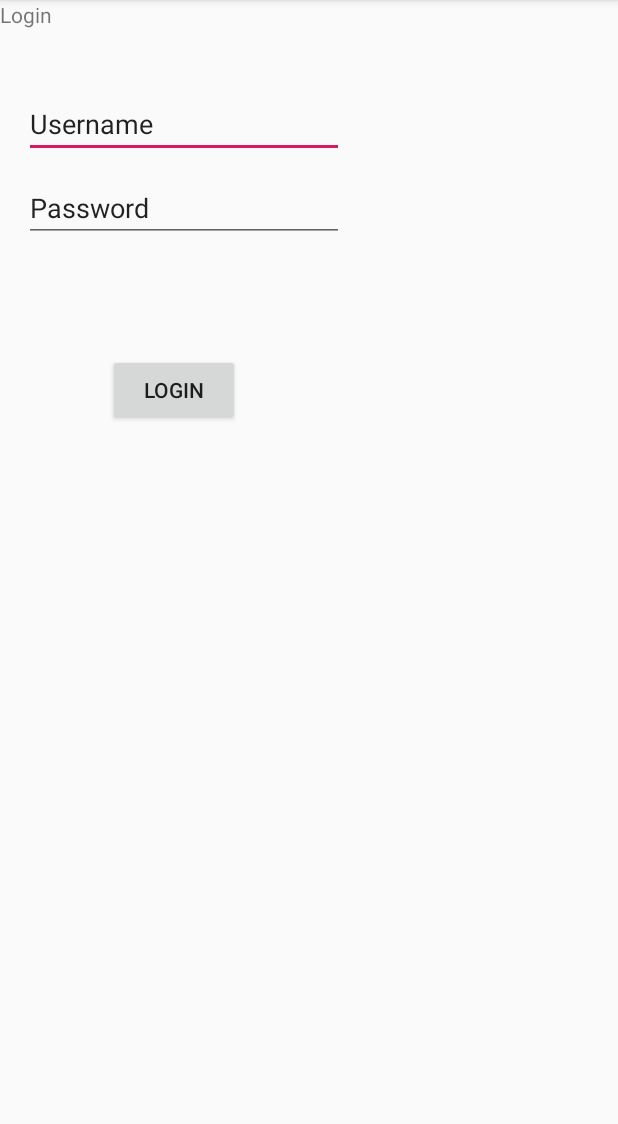
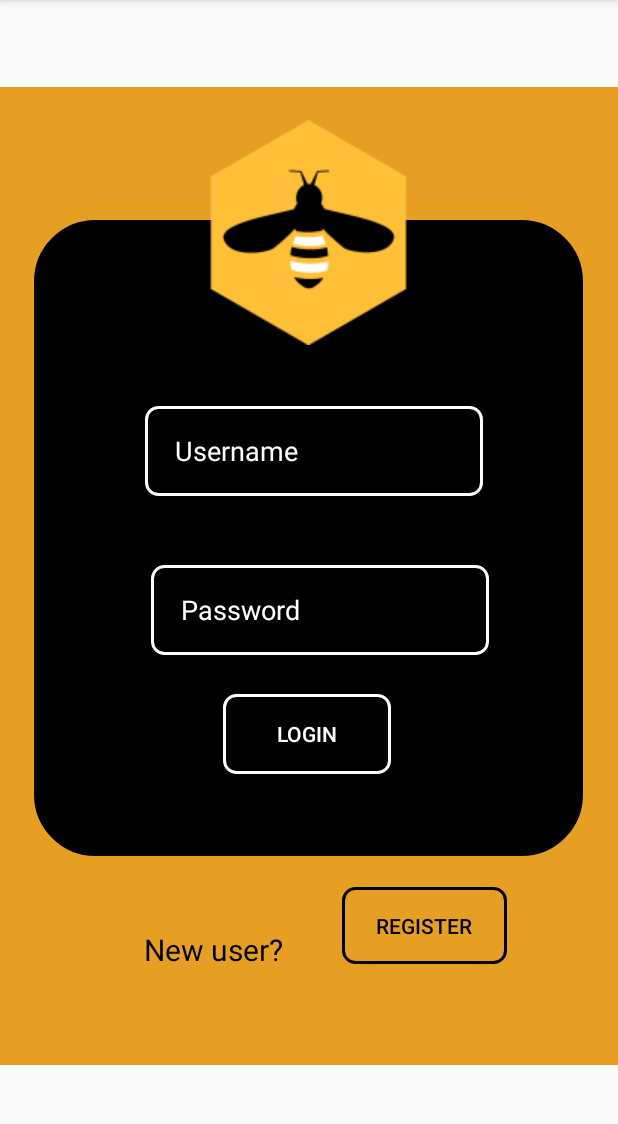
Before and after one commit to MarcFelip/ProjecteApp, an Android app: the Login screen opened directly, with no data from a screen before it, on a phone screen of 412 x 824 dp, the part 84-1208 px from its top. Run offline under Robolectric (Android 15) with nearby library versions, the phone set to English and light mode, and no system bars.

Commit message:
layout login

```diff
--- /dev/null
+++ b/BeeNote/app/src/main/res/drawable/btn_redondo_black.xml
@@ -0,0 +1,5 @@
+<?xml version="1.0" encoding="utf-8"?> <shape xmlns:android="http://schemas.android.com/apk/res/android" android:shape="rectangle">
+    <solid android:color="@android:color/transparent"/>
+    <corners android:radius="12px"/>
+    <stroke android:width="2dip" android:color="#000"/>
+</shape>
--- /dev/null
+++ b/BeeNote/app/src/main/res/drawable/btn_redondo_white.xml
@@ -0,0 +1,5 @@
+<?xml version="1.0" encoding="utf-8"?> <shape xmlns:android="http://schemas.android.com/apk/res/android" android:shape="rectangle">
+    <solid android:color="@android:color/transparent"/>
+    <corners android:radius="12px"/>
+    <stroke android:width="2dip" android:color="#fff"/>
+</shape>
--- /dev/null
+++ b/BeeNote/app/src/main/res/drawable/cuadrado_login.xml
@@ -0,0 +1,5 @@
+<?xml version="1.0" encoding="utf-8"?>
+<shape xmlns:android="http://schemas.android.com/apk/res/android" android:shape="rectangle">
+    <solid android:color="#000"/> <corners android:radius="60px"/>
+    <stroke android:width="2dip" android:color="#000"/>
+</shape>
--- a/BeeNote/app/src/main/res/layout/activity_login.xml
+++ b/BeeNote/app/src/main/res/layout/activity_login.xml
@@ -6,48 +6,140 @@
     android:layout_height="match_parent"
     tools:context=".Login">
 
-    <TextView
-        android:id="@+id/Login"
-        android:layout_width="wrap_content"
-        android:layout_height="wrap_content"
-        android:text="Login"
+    <ImageView
+        android:id="@+id/imageView12"
+        android:layout_width="match_parent"
+        android:layout_height="match_parent"
+        app:layout_constraintBottom_toBottomOf="parent"
+        app:layout_constraintEnd_toEndOf="parent"
         app:layout_constraintStart_toStartOf="parent"
-        app:layout_constraintTop_toTopOf="parent" />
+        app:layout_constraintTop_toTopOf="parent"
+        app:srcCompat="@drawable/fonsp" />
+
+
+    <ImageView
+        android:id="@+id/imageView10"
+        android:layout_width="366dp"
+        android:layout_height="424dp"
+        android:layout_marginTop="128dp"
+        android:layout_marginBottom="179dp"
+        app:layout_constraintBottom_toBottomOf="parent"
+        app:layout_constraintEnd_toEndOf="parent"
+        app:layout_constraintHorizontal_bias="0.488"
+        app:layout_constraintStart_toStartOf="parent"
+        app:layout_constraintTop_toTopOf="parent"
+        app:srcCompat="@drawable/cuadrado_login" />
 
     <EditText
         android:id="@+id/Login_Username"
-        android:layout_width="wrap_content"
-        android:layout_height="wrap_content"
-        android:layout_marginStart="16dp"
-        android:layout_marginLeft="16dp"
-        android:layout_marginTop="60dp"
+        android:layout_width="225dp"
+        android:layout_height="60dp"
+        android:layout_marginStart="96dp"
+        android:layout_marginLeft="96dp"
+        android:layout_marginTop="252dp"
+        android:layout_marginEnd="90dp"
+        android:layout_marginRight="90dp"
+        android:layout_marginBottom="419dp"
+        android:background="@drawable/btn_redondo_white"
         android:ems="10"
         android:inputType="textPersonName"
+        android:paddingLeft="20dp"
         android:text="Username"
+        android:textColor="#FFFFFF"
+        app:layout_constraintBottom_toBottomOf="parent"
+        app:layout_constraintEnd_toEndOf="parent"
         app:layout_constraintStart_toStartOf="parent"
         app:layout_constraintTop_toTopOf="parent" />
 
     <EditText
         android:id="@+id/Login_password"
-        android:layout_width="wrap_content"
-        android:layout_height="wrap_content"
-        android:layout_marginStart="16dp"
-        android:layout_marginLeft="16dp"
-        android:layout_marginTop="116dp"
+        android:layout_width="225dp"
+        android:layout_height="60dp"
+        android:layout_marginStart="100dp"
+        android:layout_marginLeft="100dp"
+        android:layout_marginTop="36dp"
+        android:layout_marginEnd="86dp"
+        android:layout_marginRight="86dp"
+        android:layout_marginBottom="322dp"
+        android:background="@drawable/btn_redondo_white"
         android:ems="10"
         android:inputType="textPersonName"
+        android:paddingLeft="20dp"
         android:text="Password"
+        android:textColor="#FFFFFF"
+        app:layout_constraintBottom_toBottomOf="parent"
+        app:layout_constraintEnd_toEndOf="parent"
+        app:layout_constraintStart_toStartOf="parent"
+        app:layout_constraintTop_toBottomOf="@+id/Login_Username" />
+
+
+    <Button
+        android:id="@+id/Button_Login"
+        android:layout_width="112dp"
+        android:layout_height="53dp"
+        android:layout_marginStart="148dp"
+        android:layout_marginLeft="148dp"
+        android:layout_marginTop="444dp"
+        android:layout_marginEnd="151dp"
+        android:layout_marginRight="151dp"
+        android:layout_marginBottom="234dp"
+        android:background="@drawable/btn_redondo_white"
+        android:text="Login"
+        android:textColor="#FFFFFF"
+        app:layout_constraintBottom_toBottomOf="parent"
+        app:layout_constraintEnd_toEndOf="parent"
         app:layout_constraintStart_toStartOf="parent"
         app:layout_constraintTop_toTopOf="parent" />
 
     <Button
-        android:id="@+id/Button_Login"
+        android:id="@+id/Button_Register"
+        android:layout_width="110dp"
+        android:layout_height="51dp"
+        android:layout_marginStart="227dp"
+        android:layout_marginLeft="227dp"
+        android:layout_marginTop="573dp"
+        android:layout_marginEnd="74dp"
+        android:layout_marginRight="74dp"
+        android:layout_marginBottom="107dp"
+        android:background="@drawable/btn_redondo_black"
+        android:text="Register"
+        android:textColor="#000000"
+        app:layout_constraintBottom_toBottomOf="parent"
+        app:layout_constraintEnd_toEndOf="parent"
+        app:layout_constraintStart_toStartOf="parent"
+        app:layout_constraintTop_toTopOf="parent" />
+
+    <ImageView
+        android:id="@+id/imageView11"
         android:layout_width="wrap_content"
         android:layout_height="wrap_content"
-        android:layout_marginStart="72dp"
-        android:layout_marginLeft="72dp"
-        android:layout_marginTop="236dp"
-        android:text="Login"
+        android:layout_marginTop="59dp"
+        android:layout_marginBottom="520dp"
+        app:layout_constraintBottom_toBottomOf="parent"
+        app:layout_constraintEnd_toEndOf="parent"
+        app:layout_constraintHorizontal_bias="0.498"
         app:layout_constraintStart_toStartOf="parent"
-        app:layout_constraintTop_toTopOf="parent" />
+        app:layout_constraintTop_toTopOf="parent"
+        app:srcCompat="@drawable/beNote" />
+
+    <TextView
+        android:id="@+id/textView"
+        android:layout_width="wrap_content"
+        android:layout_height="wrap_content"
+        android:layout_marginStart="96dp"
+        android:layout_marginLeft="96dp"
+        android:layout_marginTop="583dp"
+        android:layout_marginEnd="221dp"
+        android:layout_marginRight="221dp"
+        android:layout_marginBottom="121dp"
+        android:text="New user?"
+        android:textColor="#000000"
+        android:textSize="20dp"
+        app:layout_constraintBottom_toBottomOf="parent"
+        app:layout_constraintEnd_toEndOf="parent"
+        app:layout_constraintHorizontal_bias="0.0"
+        app:layout_constraintStart_toStartOf="parent"
+        app:layout_constraintTop_toTopOf="parent"
+        app:layout_constraintVertical_bias="1.0" />
+
 </androidx.constraintlayout.widget.ConstraintLayout>
--- a/BeeNote/app/src/main/res/values/colors.xml
+++ b/BeeNote/app/src/main/res/values/colors.xml
@@ -3,4 +3,6 @@
     <color name="colorPrimary">#008577</color>
     <color name="colorPrimaryDark">#00574B</color>
     <color name="colorAccent">#D81B60</color>
+    <color name="white">#fff</color>
+    <color name="black">#000</color>
 </resources>
```
Also changed, not shown: BeeNote/app/src/main/res/drawable/beNote.png (added), BeeNote/app/src/main/res/drawable/beenote.png (added), BeeNote/app/src/main/res/drawable/fonsp.png (added).
